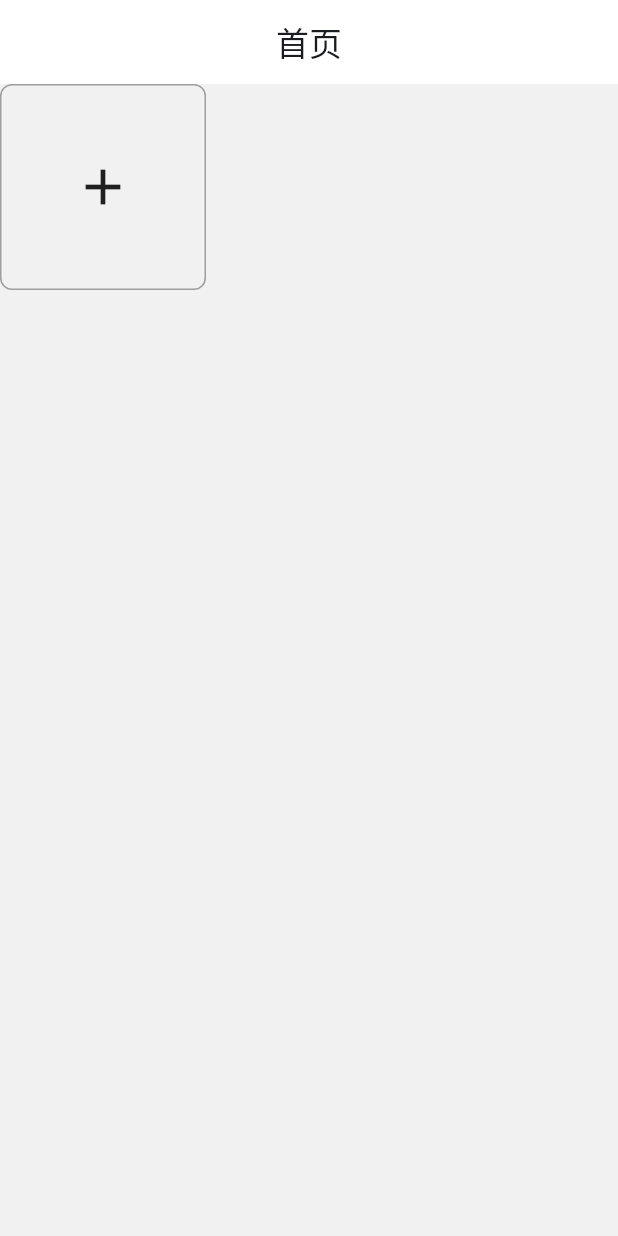
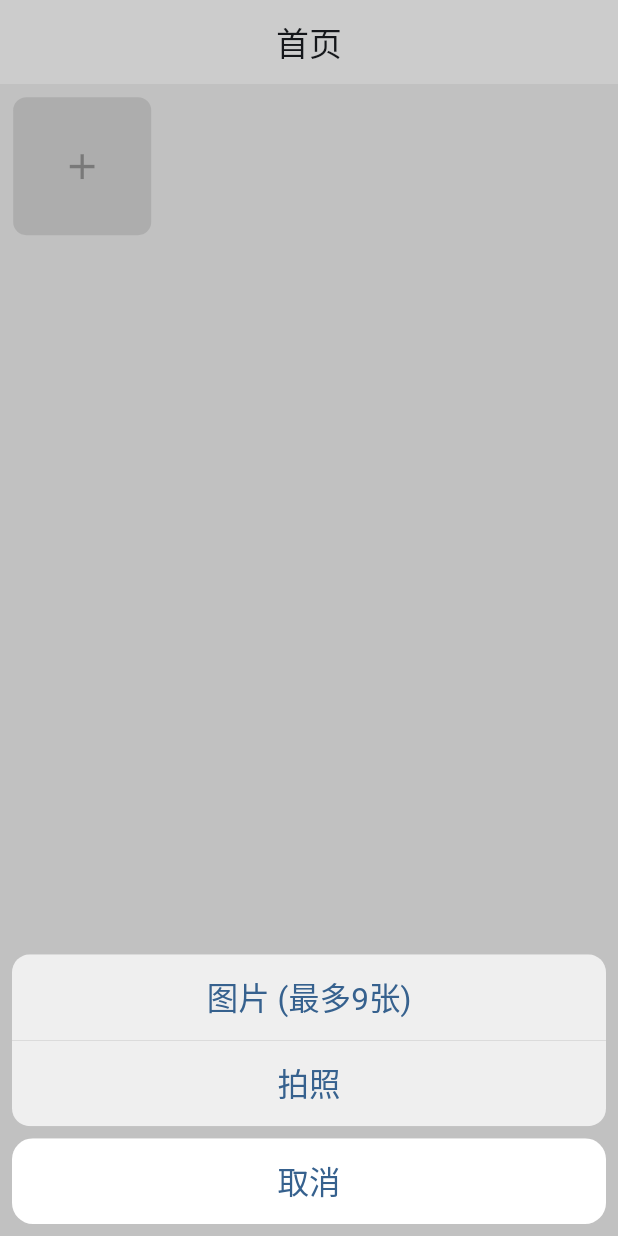
Before and after one commit to fjjlovelk/flutter_template, a Flutter app: the HomeTabsHomePage screen opened directly, after a tap on the "add" icon, on a phone screen of 412 x 824 dp. Run offline on Flutter 3.47's test engine with Material 3 defaults, Android fonts, the phone set to English and light mode, and no system bars; our stand-ins replace device_info_plus, dio, flutter_easyloading, flutter_screenutil, get, image_picker and 2 more; accounts and stored records are empty.

Commit message:
文件上传完善

```diff
--- /dev/null
+++ b/lib/enums/upload_status_enum.dart
@@ -0,0 +1,9 @@
+enum UploadStatusEnum {
+  ready('已选择文件，准备上传'),
+  uploading('上传中'),
+  done('上传完成'),
+  error('上传失败');
+
+  const UploadStatusEnum(this.desc);
+  final String desc;
+}
--- /dev/null
+++ b/lib/models/upload_file_model.dart
@@ -0,0 +1,49 @@
+import 'package:flutter_template/enums/upload_status_enum.dart';
+import 'package:uuid/uuid.dart';
+
+/// 上传文件 model
+class UploadFileModel {
+  /// 文件名
+  String name;
+
+  /// 已上传文件的 url
+  String? url;
+
+  /// 文件的本地路径
+  String? localPath;
+
+  /// 上传进度
+  double percent;
+
+  /// 上传状态
+  UploadStatusEnum status;
+
+  /// 文件唯一标识，一般用 uuid 生成
+  String uid;
+
+  UploadFileModel({
+    required this.name,
+    this.url,
+    this.localPath,
+    this.percent = 0,
+    this.status = UploadStatusEnum.ready,
+    String? uid,
+  }) : uid = uid ?? const Uuid().v4();
+
+  UploadFileModel copyWith({
+    required String name,
+    String? url,
+    String? localPath,
+    double? percent,
+    UploadStatusEnum? status,
+    String? uid,
+  }) =>
+      UploadFileModel(
+        name: name,
+        url: url,
+        localPath: localPath,
+        percent: percent ?? 0,
+        status: status ?? UploadStatusEnum.ready,
+        uid: uid ?? const Uuid().v4(),
+      );
+}
--- a/lib/pages/home_tabs_home/view.dart
+++ b/lib/pages/home_tabs_home/view.dart
@@ -1,4 +1,6 @@
 import 'package:flutter/material.dart';
+import 'package:flutter_template/enums/upload_status_enum.dart';
+import 'package:flutter_template/models/upload_file_model.dart';
 import 'package:flutter_template/widgets/upload.dart';
 import 'package:get/get.dart';
 
@@ -26,7 +28,7 @@ class UploadDemo extends StatefulWidget {
 }
 
 class UploadDemoState extends State<UploadDemo> {
-  List<UploadFile> uploadedFiles = [];
+  List<UploadFileModel> uploadedFiles = [];
 
   @override
   Widget build(BuildContext context) {
@@ -34,8 +36,7 @@ class UploadDemoState extends State<UploadDemo> {
       children: [
         UploadComponent(
           fileList: uploadedFiles,
-          action: 'http://example.com/upload', // 示例上传地址
-          maxCount: 5,
+          action: 'http://example.com/upload',
           beforeUpload: (file) async {
             // 可以在这里进行文件类型检查等
             return true; // 返回 false 则停止上传
@@ -58,7 +59,7 @@ class UploadDemoState extends State<UploadDemo> {
               return ListTile(
                 title: Text(file.name),
                 subtitle: Text('Status: ${file.status}'),
-                trailing: file.status == UploadStatus.done
+                trailing: file.status == UploadStatusEnum.done
                     ? Text('URL: ${file.url}')
                     : null,
               );
--- a/lib/widgets/upload.dart
+++ b/lib/widgets/upload.dart
@@ -1,50 +1,49 @@
 import 'package:flutter/material.dart';
 import 'package:flutter_screenutil/flutter_screenutil.dart';
-import 'package:image_picker/image_picker.dart';
-import 'package:uuid/uuid.dart';
-
-enum UploadStatus { ready, uploading, done, error }
-
-class UploadFile {
-  String name;
-  String? url;
-  String? localPath;
-  double percent;
-  UploadStatus status;
-  String uid;
-
-  UploadFile({
-    required this.name,
-    this.url,
-    this.localPath,
-    this.percent = 0,
-    this.status = UploadStatus.ready,
-    String? uid,
-  }) : uid = uid ?? const Uuid().v4(); // 使用 uuid 生成唯一的 uid
-}
+import 'package:flutter_template/enums/upload_status_enum.dart';
+import 'package:flutter_template/models/upload_file_model.dart';
+import 'package:flutter_template/widgets/upload_item.dart';
+import 'package:flutter_template/widgets/upload_select.dart';
 
 class UploadComponent extends StatefulWidget {
-  final List<UploadFile>? fileList;
+  /// 已上传的文件列表，结合 onChange 实现可控组件
+  final List<UploadFileModel> fileList;
+
+  /// 上传接口路径
   final String? action;
+
+  /// 是否禁用
   final bool disabled;
+
+  /// 最大选择数量
   final int maxCount;
-  final Future<bool> Function(UploadFile)? beforeUpload;
-  final Future<void> Function(UploadFile)? customRequest;
-  final Function(List<UploadFile>)? onChange;
-  final Future<bool> Function(UploadFile)? onRemove;
+
+  /// 是否允许多选
   final bool multiple;
+
+  /// 文件上传前操作
+  final Future<bool> Function(UploadFileModel)? beforeUpload;
+
+  /// 自定义上传
+  final Future<void> Function(UploadFileModel)? customRequest;
+
+  /// 在文件选择、上传、成功、失败时都会调用，结合 fileList 可实现可控组件
+  final Function(List<UploadFileModel>)? onChange;
+
+  /// 移除文件
+  final Future<bool> Function(UploadFileModel)? onRemove;
 
   const UploadComponent({
     super.key,
-    this.fileList,
+    this.fileList = const [],
     this.action,
     this.disabled = false,
-    this.maxCount = 5,
+    this.maxCount = 9,
+    this.multiple = false,
     this.beforeUpload,
     this.customRequest,
     this.onChange,
     this.onRemove,
-    this.multiple = false,
   });
 
   @override
@@ -52,54 +51,43 @@ class UploadComponent extends StatefulWidget {
 }
 
 class UploadComponentState extends State<UploadComponent> {
-  ValueNotifier<List<UploadFile>> filesNotifier = ValueNotifier([]);
-  final ImagePicker _picker = ImagePicker();
+  ValueNotifier<List<UploadFileModel>> filesNotifier = ValueNotifier([]);
 
   @override
   void initState() {
     super.initState();
-    if (widget.fileList != null) {
-      filesNotifier.value = widget.fileList!;
+    if (widget.fileList.isNotEmpty) {
+      filesNotifier.value = widget.fileList
+          .map((file) => file.copyWith(
+                name: file.name,
+                url: file.url,
+                localPath: file.localPath,
+                percent: file.percent,
+                status: file.status,
+                uid: file.uid,
+              ))
+          .toList();
     }
   }
 
-  Future<void> _pickFiles() async {
-    if (widget.disabled) return;
-
-    final pickedFiles = await _picker.pickMultiImage();
-    if (pickedFiles.isEmpty) {
-      return;
-    }
-    int currentCount = filesNotifier.value.length;
-
-    if (widget.maxCount > 0 &&
-        (currentCount + pickedFiles.length) > widget.maxCount) {
-      // 提示用户选择的文件超出最大数量
-      ScaffoldMessenger.of(context).showSnackBar(
-        SnackBar(content: Text('选择的文件超过最大数量限制，最多可选择 ${widget.maxCount} 个文件。')),
-      );
-      return; // 直接返回，不继续上传
-    }
-
-    for (var pickedFile in pickedFiles) {
-      final uploadFile = UploadFile(
-        name: pickedFile.name,
-        localPath: pickedFile.path,
-        uid: const Uuid().v4(),
-      );
-
+  /// 选择图片
+  void _onSelect(List<UploadFileModel> selectedFiles) async {
+    for (var selectedFile in selectedFiles) {
       if (widget.beforeUpload != null) {
-        final shouldUpload = await widget.beforeUpload!(uploadFile);
+        final shouldUpload = await widget.beforeUpload!(selectedFile);
         if (!shouldUpload) continue;
       }
-
-      _uploadFile(uploadFile);
-      filesNotifier.value = List.from(filesNotifier.value)..add(uploadFile);
+      filesNotifier.value = List.from(filesNotifier.value)..add(selectedFile);
+      widget.onChange?.call(filesNotifier.value);
+      _uploadFile(selectedFile);
     }
   }
 
-  Future<void> _uploadFile(UploadFile uploadFile) async {
-    uploadFile.status = UploadStatus.uploading;
+  /// 上传文件
+  Future<void> _uploadFile(UploadFileModel uploadFile) async {
+    uploadFile.status = UploadStatusEnum.uploading;
+    filesNotifier.value = List.from(filesNotifier.value);
+    widget.onChange?.call(filesNotifier.value);
 
     for (int i = 0; i <= 100; i += 10) {
       await Future.delayed(const Duration(milliseconds: 200));
@@ -107,12 +95,14 @@ class UploadComponentState extends State<UploadComponent> {
       filesNotifier.value = List.from(filesNotifier.value);
     }
 
-    uploadFile.status = UploadStatus.done;
+    uploadFile.status = UploadStatusEnum.done;
     uploadFile.url = 'http://example.com/${uploadFile.name}';
     filesNotifier.value = List.from(filesNotifier.value);
+    widget.onChange?.call(filesNotifier.value);
   }
 
-  Future<void> _removeFile(UploadFile uploadFile) async {
+  /// 移除文件
+  Future<void> _removeFile(UploadFileModel uploadFile) async {
     if (widget.onRemove != null) {
       final shouldRemove = await widget.onRemove!(uploadFile);
       if (!shouldRemove) return;
@@ -125,13 +115,18 @@ class UploadComponentState extends State<UploadComponent> {
 
   @override
   Widget build(BuildContext context) {
-    return ValueListenableBuilder<List<UploadFile>>(
+    return ValueListenableBuilder<List<UploadFileModel>>(
       valueListenable: filesNotifier,
       builder: (context, files, child) {
         return GridView.builder(
-          gridDelegate: const SliverGridDelegateWithFixedCrossAxisCount(
-            crossAxisCount: 3,
-            childAspectRatio: 1,
+          padding: EdgeInsets.symmetric(
+            horizontal: 8.r,
+            vertical: 8.r,
+          ),
+          gridDelegate: SliverGridDelegateWithFixedCrossAxisCount(
+            crossAxisCount: 4,
+            mainAxisSpacing: 8.r,
+            crossAxisSpacing: 8.r,
           ),
           itemCount: files.length + 1,
           shrinkWrap: true,
@@ -142,22 +137,13 @@ class UploadComponentState extends State<UploadComponent> {
               return UploadItem(
                 key: ValueKey(file.uid),
                 file: file,
-                onRemove: () => _removeFile(file),
+                onLongPress: _removeFile,
               );
             }
-            return GestureDetector(
-              onTap: _pickFiles,
-              child: Container(
-                width: 40.r,
-                height: 40.r,
-                decoration: BoxDecoration(
-                  border: Border.all(color: Colors.grey),
-                  borderRadius: BorderRadius.circular(8),
-                ),
-                child: const Center(
-                  child: Icon(Icons.add, size: 40),
-                ),
-              ),
+            return UploadSelect(
+              maxCount: widget.maxCount,
+              onSelect: _onSelect,
+              selectedCount: files.length,
             );
           },
         );
```
Also changed, not shown: lib/utils/permission_util.dart (+8 -17 lines), lib/widgets/upload_item.dart (+48 -29 lines), lib/widgets/upload_select.dart (+39 -47 lines), pubspec.lock.
